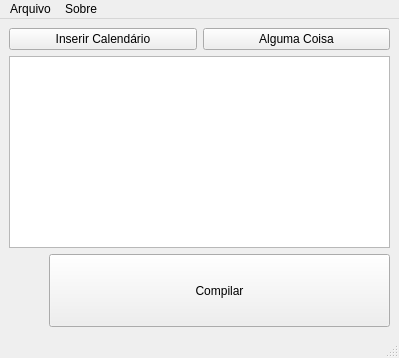
lattice0/Tikz-Tak, file mainwindow.ui: the form before one commit.
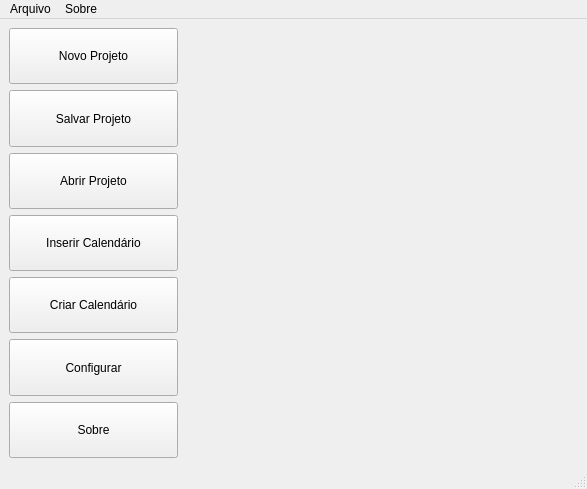
The form after the commit. Icons and pictures are not drawn.

Patch:
```diff
--- a/mainwindow.ui
+++ b/mainwindow.ui
@@ -2,47 +2,34 @@
 <ui version="4.0">
  <class>MainWindow</class>
  <widget class="QMainWindow" name="MainWindow">
+  <property name="enabled">
+   <bool>true</bool>
+  </property>
   <property name="geometry">
    <rect>
     <x>0</x>
     <y>0</y>
-    <width>399</width>
-    <height>358</height>
+    <width>587</width>
+    <height>489</height>
    </rect>
   </property>
+  <property name="sizePolicy">
+   <sizepolicy hsizetype="Fixed" vsizetype="Fixed">
+    <horstretch>0</horstretch>
+    <verstretch>0</verstretch>
+   </sizepolicy>
+  </property>
   <property name="windowTitle">
    <string>Tikz-TaK v0.1</string>
   </property>
   <widget class="QWidget" name="centralwidget">
+   <property name="sizePolicy">
+    <sizepolicy hsizetype="Fixed" vsizetype="Fixed">
+     <horstretch>0</horstretch>
+     <verstretch>0</verstretch>
+    </sizepolicy>
+   </property>
    <layout class="QVBoxLayout" name="verticalLayout">
-    <item>
-     <layout class="QHBoxLayout" name="horizontalLayout">
-      <item>
-       <widget class="QPushButton" name="pushButton_2">
-        <property name="text">
-         <string>Inserir Calendário</string>
-        </property>
-       </widget>
-      </item>
-      <item>
-       <widget class="QPushButton" name="algumaCoisaButton">
-        <property name="text">
-         <string>Alguma Coisa</string>
-        </property>
-       </widget>
-      </item>
-     </layout>
-    </item>
-    <item>
-     <widget class="QListView" name="listView">
-      <property name="sizePolicy">
-       <sizepolicy hsizetype="Expanding" vsizetype="Minimum">
-        <horstretch>0</horstretch>
-        <verstretch>0</verstretch>
-       </sizepolicy>
-      </property>
-     </widget>
-    </item>
     <item>
      <layout class="QHBoxLayout" name="horizontalLayout_2">
       <property name="spacing">
@@ -51,35 +38,155 @@
       <property name="sizeConstraint">
        <enum>QLayout::SetFixedSize</enum>
       </property>
+      <item>
+       <layout class="QVBoxLayout" name="verticalLayout_2" stretch="0,0,0,0,0,0,0">
+        <property name="spacing">
+         <number>6</number>
+        </property>
+        <property name="sizeConstraint">
+         <enum>QLayout::SetFixedSize</enum>
+        </property>
+        <item>
+         <widget class="QPushButton" name="newProjectButton">
+          <property name="sizePolicy">
+           <sizepolicy hsizetype="Minimum" vsizetype="Ignored">
+            <horstretch>0</horstretch>
+            <verstretch>0</verstretch>
+           </sizepolicy>
+          </property>
+          <property name="text">
+           <string>Novo Projeto</string>
+          </property>
+          <property name="icon">
+           <iconset theme="document-new"/>
+          </property>
+         </widget>
+        </item>
+        <item>
+         <widget class="QPushButton" name="saveProjectButton">
+          <property name="sizePolicy">
+           <sizepolicy hsizetype="Minimum" vsizetype="Ignored">
+            <horstretch>0</horstretch>
+            <verstretch>0</verstretch>
+           </sizepolicy>
+          </property>
+          <property name="text">
+           <string>Salvar Projeto</string>
+          </property>
+         </widget>
+        </item>
+        <item>
+         <widget class="QPushButton" name="openProjectButton">
+          <property name="sizePolicy">
+           <sizepolicy hsizetype="Minimum" vsizetype="Ignored">
+            <horstretch>0</horstretch>
+            <verstretch>0</verstretch>
+           </sizepolicy>
+          </property>
+          <property name="text">
+           <string>Abrir Projeto</string>
+          </property>
+         </widget>
+        </item>
+        <item>
+         <widget class="QPushButton" name="insertCalendarButton">
+          <property name="sizePolicy">
+           <sizepolicy hsizetype="Minimum" vsizetype="Ignored">
+            <horstretch>0</horstretch>
+            <verstretch>0</verstretch>
+           </sizepolicy>
+          </property>
+          <property name="text">
+           <string>Inserir Calendário</string>
+          </property>
+          <property name="icon">
+           <iconset>
+            <normaloff>icons/evolution-calendar.svg</normaloff>icons/evolution-calendar.svg</iconset>
+          </property>
+          <property name="iconSize">
+           <size>
+            <width>42</width>
+            <height>42</height>
+           </size>
+          </property>
+         </widget>
+        </item>
+        <item>
+         <widget class="QPushButton" name="createCalendarButton">
+          <property name="sizePolicy">
+           <sizepolicy hsizetype="Minimum" vsizetype="Ignored">
+            <horstretch>0</horstretch>
+            <verstretch>0</verstretch>
+           </sizepolicy>
+          </property>
+          <property name="text">
+           <string>Criar Calendário</string>
+          </property>
+          <property name="icon">
+           <iconset>
+            <normaloff>icons/application-pdf.svg</normaloff>icons/application-pdf.svg</iconset>
+          </property>
+          <property name="iconSize">
+           <size>
+            <width>42</width>
+            <height>42</height>
+           </size>
+          </property>
+         </widget>
+        </item>
+        <item>
+         <widget class="QPushButton" name="setupButton">
+          <property name="sizePolicy">
+           <sizepolicy hsizetype="Minimum" vsizetype="Ignored">
+            <horstretch>0</horstretch>
+            <verstretch>0</verstretch>
+           </sizepolicy>
+          </property>
+          <property name="text">
+           <string>Configurar</string>
+          </property>
+          <property name="icon">
+           <iconset theme="applications-system"/>
+          </property>
+          <property name="iconSize">
+           <size>
+            <width>42</width>
+            <height>42</height>
+           </size>
+          </property>
+         </widget>
+        </item>
+        <item>
+         <widget class="QPushButton" name="aboutButton">
+          <property name="sizePolicy">
+           <sizepolicy hsizetype="Minimum" vsizetype="Ignored">
+            <horstretch>0</horstretch>
+            <verstretch>0</verstretch>
+           </sizepolicy>
+          </property>
+          <property name="text">
+           <string>Sobre</string>
+          </property>
+         </widget>
+        </item>
+       </layout>
+      </item>
       <item>
        <spacer name="horizontalSpacer">
         <property name="orientation">
          <enum>Qt::Horizontal</enum>
         </property>
         <property name="sizeType">
-         <enum>QSizePolicy::Minimum</enum>
+         <enum>QSizePolicy::Fixed</enum>
         </property>
         <property name="sizeHint" stdset="0">
          <size>
-          <width>40</width>
+          <width>400</width>
           <height>20</height>
          </size>
         </property>
        </spacer>
       </item>
-      <item>
-       <widget class="QPushButton" name="compileButton">
-        <property name="sizePolicy">
-         <sizepolicy hsizetype="Minimum" vsizetype="Expanding">
-          <horstretch>0</horstretch>
-          <verstretch>0</verstretch>
-         </sizepolicy>
-        </property>
-        <property name="text">
-         <string>Compilar</string>
-        </property>
-       </widget>
-      </item>
      </layout>
     </item>
    </layout>
@@ -89,7 +196,7 @@
     <rect>
      <x>0</x>
      <y>0</y>
-     <width>399</width>
+     <width>587</width>
      <height>19</height>
     </rect>
    </property>
```
Left out of the diff: 6 changed lines with no effect on the pictures.
